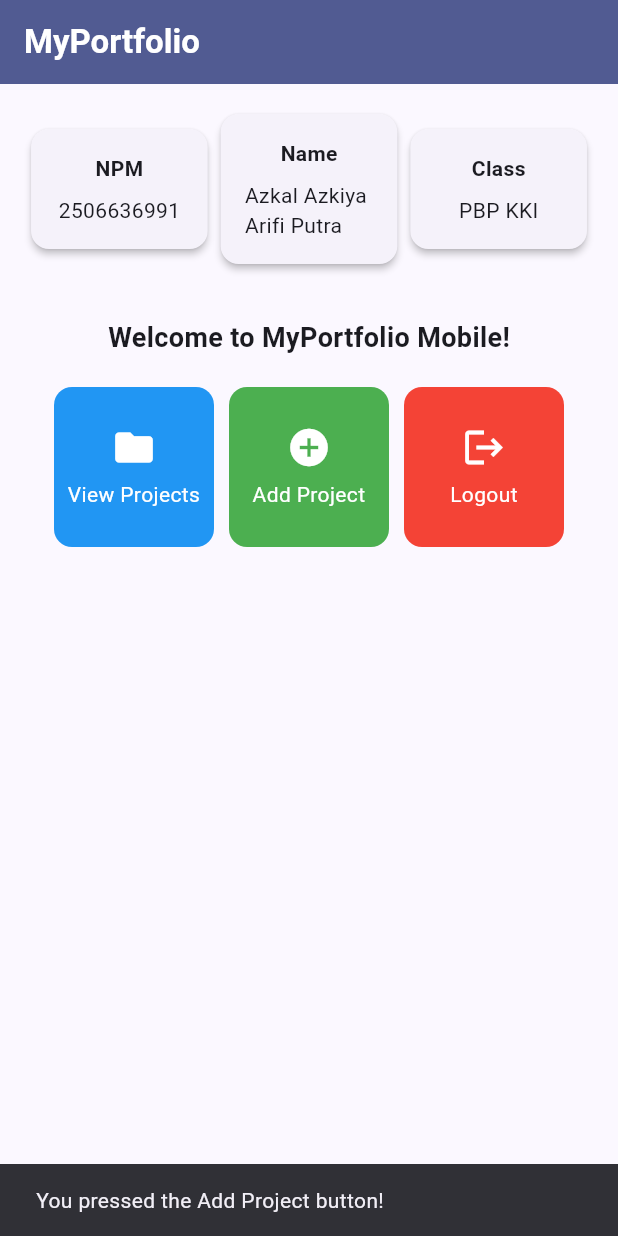
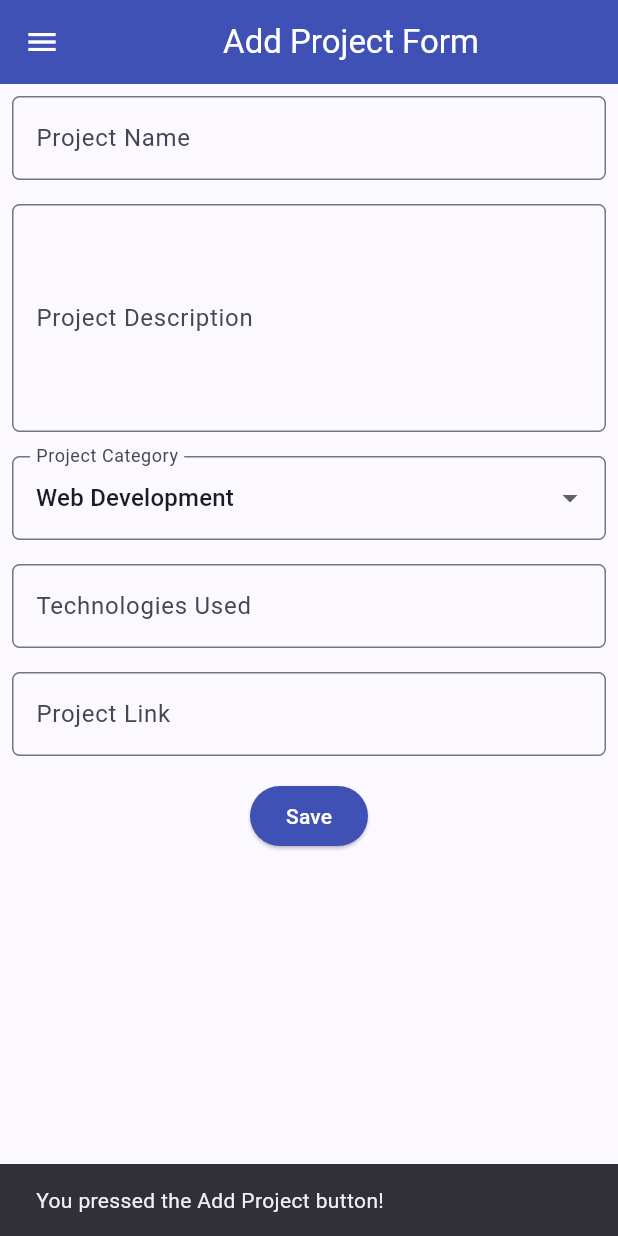
Before and after one commit to AzkalAP/myportofolio_mobile, a Flutter app: the screen it shows after launch, after a tap on "Add Project", on a phone screen of 412 x 824 dp. Run offline on Flutter 3.47's test engine with Material 3 defaults, Android fonts, the phone set to English and light mode, and no system bars; our stand-ins replace material_ui.

Commit message:
feat: add tutorial 09

```diff
--- a/lib/main.dart
+++ b/lib/main.dart
@@ -1,5 +1,5 @@
-import 'package:flutter/material.dart';
-import 'package:myportofolio_mobile/menu.dart';
+import 'package:material_ui/material_ui.dart';
+import 'package:myportofolio_mobile/screens/menu.dart';
 
 void main() {
   runApp(const MyApp());
--- a/lib/menu.dart
+++ b/lib/screens/menu.dart
@@ -1,11 +1,13 @@
-import 'package:flutter/material.dart';
+import 'package:material_ui/material_ui.dart';
+import 'package:myportofolio_mobile/widgets/left_drawer.dart';
+import 'package:myportofolio_mobile/widgets/project_card.dart';
 
 class MyHomePage extends StatelessWidget {
   MyHomePage({super.key});
 
   final String npm = '2506636991';
   final String nama = 'Azkal Azkiya Arifi Putra';
-  final String kelas = 'PBP KKI';
+  final String kelas = 'PBP KEIKEIAI (KKI)';
 
   final List<ItemHomepage> items = [
     ItemHomepage('View Projects', Icons.folder, Colors.blue),
@@ -22,7 +24,9 @@ class MyHomePage extends StatelessWidget {
           style: TextStyle(color: Colors.white, fontWeight: FontWeight.bold),
         ),
         backgroundColor: Theme.of(context).colorScheme.primary,
+        iconTheme: const IconThemeData(color: Colors.white),
       ),
+      drawer: const LeftDrawer(),
       body: Padding(
         padding: const EdgeInsets.all(16.0),
         child: Column(
@@ -103,43 +107,3 @@ class ItemHomepage {
 
   ItemHomepage(this.name, this.icon, this.color);
 }
-
-class ItemCard extends StatelessWidget {
-  final ItemHomepage item;
-
-  const ItemCard(this.item, {super.key});
-
-  @override
-  Widget build(BuildContext context) {
-    return Material(
-      color: item.color,
-      borderRadius: BorderRadius.circular(12),
-      child: InkWell(
-        onTap: () {
-          ScaffoldMessenger.of(context)
-            ..hideCurrentSnackBar()
-            ..showSnackBar(
-              SnackBar(content: Text('You pressed the ${item.name} button!')),
-            );
-        },
-        child: Container(
-          padding: const EdgeInsets.all(8),
-          child: Center(
-            child: Column(
-              mainAxisAlignment: MainAxisAlignment.center,
-              children: [
-                Icon(item.icon, color: Colors.white, size: 30.0),
-                const Padding(padding: EdgeInsets.all(3)),
-                Text(
-                  item.name,
-                  textAlign: TextAlign.center,
-                  style: const TextStyle(color: Colors.white),
-                ),
-              ],
-            ),
-          ),
-        ),
-      ),
-    );
-  }
-}
--- /dev/null
+++ b/lib/screens/project_form.dart
@@ -0,0 +1,203 @@
+import 'package:material_ui/material_ui.dart';
+import 'package:myportofolio_mobile/widgets/left_drawer.dart';
+
+class ProjectFormPage extends StatefulWidget {
+  const ProjectFormPage({super.key});
+
+  @override
+  State<ProjectFormPage> createState() => _ProjectFormPageState();
+}
+
+class _ProjectFormPageState extends State<ProjectFormPage> {
+  final _formKey = GlobalKey<FormState>();
+
+  String _projectName = '';
+  String _description = '';
+  String _category = 'Web Development';
+  String _technologies = '';
+  String _projectLink = '';
+
+  final List<String> _categories = [
+    'Web Development',
+    'Mobile Development',
+    'Machine Learning',
+    'Data Science',
+    'Other',
+  ];
+
+  @override
+  Widget build(BuildContext context) {
+    return Scaffold(
+      appBar: AppBar(
+        title: const Center(child: Text('Add Project Form')),
+        backgroundColor: Colors.indigo,
+        foregroundColor: Colors.white,
+      ),
+      drawer: const LeftDrawer(),
+      body: Form(
+        key: _formKey,
+        child: SingleChildScrollView(
+          child: Column(
+            crossAxisAlignment: CrossAxisAlignment.start,
+            children: [
+              Padding(
+                padding: const EdgeInsets.all(8.0),
+                child: TextFormField(
+                  decoration: InputDecoration(
+                    hintText: 'Project Name',
+                    labelText: 'Project Name',
+                    border: OutlineInputBorder(
+                      borderRadius: BorderRadius.circular(5.0),
+                    ),
+                  ),
+                  onChanged: (String? value) {
+                    setState(() {
+                      _projectName = value!;
+                    });
+                  },
+                  validator: (String? value) {
+                    if (value == null || value.trim().isEmpty) {
+                      return 'Enter a project name.';
+                    }
+                    return null;
+                  },
+                ),
+              ),
+              Padding(
+                padding: const EdgeInsets.all(8.0),
+                child: TextFormField(
+                  maxLines: 5,
+                  decoration: InputDecoration(
+                    hintText: 'Project Description',
+                    labelText: 'Project Description',
+                    border: OutlineInputBorder(
+                      borderRadius: BorderRadius.circular(5.0),
+                    ),
+                  ),
+                  onChanged: (String? value) {
+                    setState(() {
+                      _description = value!;
+                    });
+                  },
+                  validator: (String? value) {
+                    if (value == null || value.trim().isEmpty) {
+                      return 'Enter a project description.';
+                    }
+                    return null;
+                  },
+                ),
+              ),
+              Padding(
+                padding: const EdgeInsets.all(8.0),
+                child: DropdownButtonFormField<String>(
+                  decoration: InputDecoration(
+                    labelText: 'Project Category',
+                    border: OutlineInputBorder(
+                      borderRadius: BorderRadius.circular(5.0),
+                    ),
+                  ),
+                  initialValue: _category,
+                  items: _categories
+                      .map(
+                        (category) => DropdownMenuItem(
+                          value: category,
+                          child: Text(category),
+                        ),
+                      )
+                      .toList(),
+                  onChanged: (String? newValue) {
+                    setState(() {
+                      _category = newValue!;
+                    });
+                  },
+                ),
+              ),
+              Padding(
+                padding: const EdgeInsets.all(8.0),
+                child: TextFormField(
+                  decoration: InputDecoration(
+                    hintText: 'Example: Flutter, Django, Figma',
+                    labelText: 'Technologies Used',
+                    border: OutlineInputBorder(
+                      borderRadius: BorderRadius.circular(5.0),
+                    ),
+                  ),
+                  onChanged: (String? value) {
+                    setState(() {
+                      _technologies = value!;
+                    });
+                  },
+                ),
+              ),
+              Padding(
+                padding: const EdgeInsets.all(8.0),
+                child: TextFormField(
+                  decoration: InputDecoration(
+                    hintText: 'Project URL (optional)',
+                    labelText: 'Project Link',
+                    border: OutlineInputBorder(
+                      borderRadius: BorderRadius.circular(5.0),
+                    ),
+                  ),
+                  onChanged: (String? value) {
+                    setState(() {
+                      _projectLink = value!;
+                    });
+                  },
+                ),
+              ),
+              Align(
+                alignment: Alignment.bottomCenter,
+                child: Padding(
+                  padding: const EdgeInsets.all(8.0),
+                  child: ElevatedButton(
+                    style: ButtonStyle(
+                      backgroundColor: WidgetStateProperty.all(Colors.indigo),
+                    ),
+                    onPressed: () {
+                      if (_formKey.currentState!.validate()) {
+                        showDialog(
+                          context: context,
+                          builder: (context) {
+                            return AlertDialog(
+                              title: const Text('Project added successfully!'),
+                              content: SingleChildScrollView(
+                                child: Column(
+                                  crossAxisAlignment: CrossAxisAlignment.start,
+                                  children: [
+                                    Text('Project Name: $_projectName'),
+                                    Text('Description: $_description'),
+                                    Text('Category: $_category'),
+                                    Text('Technologies: $_technologies'),
+                                    Text('Link: $_projectLink'),
+                                  ],
+                                ),
+                              ),
+                              actions: [
+                                TextButton(
+                                  child: const Text('OK'),
+                                  onPressed: () {
+                                    Navigator.pop(context);
+                                    _formKey.currentState!.reset();
+                                  },
+                                ),
+                              ],
+                            );
+                          },
+                        );
+                      }
+                    },
+                    child: const Text(
+                      'Save',
+                      style: TextStyle(color: Colors.white),
+                    ),
+                  ),
+                ),
+              ),
+            ],
+          ),
+        ),
+      ),
+    );
+  }
+}
--- /dev/null
+++ b/lib/widgets/left_drawer.dart
@@ -0,0 +1,63 @@
+import 'package:material_ui/material_ui.dart';
+import 'package:myportofolio_mobile/screens/menu.dart';
+import 'package:myportofolio_mobile/screens/project_form.dart';
+
+class LeftDrawer extends StatelessWidget {
+  const LeftDrawer({super.key});
+
+  @override
+  Widget build(BuildContext context) {
+    return Drawer(
+      child: ListView(
+        children: [
+          const DrawerHeader(
+            decoration: BoxDecoration(color: Colors.indigo),
+            child: SingleChildScrollView(
+              child: Column(
+                mainAxisSize: MainAxisSize.min,
+                crossAxisAlignment: CrossAxisAlignment.start,
+                children: [
+                  Text(
+                    'My Portfolio',
+                    style: TextStyle(
+                      fontSize: 30,
+                      fontWeight: FontWeight.bold,
+                      color: Colors.white,
+                    ),
+                  ),
+                  SizedBox(height: 10),
+                  Text(
+                    'Explore personal projects and experiences!',
+                    style: TextStyle(fontSize: 15, color: Colors.white),
+                  ),
+                ],
+              ),
+            ),
+          ),
+          ListTile(
+            leading: const Icon(Icons.home_outlined),
+            title: const Text('Home'),
+            onTap: () {
+              Navigator.pushReplacement(
+                context,
+                MaterialPageRoute(builder: (context) => MyHomePage()),
+              );
+            },
+          ),
+          ListTile(
+            leading: const Icon(Icons.add_circle_outline),
+            title: const Text('Add Project'),
+            onTap: () {
+              Navigator.push(
+                context,
+                MaterialPageRoute(
+                  builder: (context) => const ProjectFormPage(),
+                ),
+              );
+            },
+          ),
+        ],
+      ),
+    );
+  }
+}
--- /dev/null
+++ b/lib/widgets/project_card.dart
@@ -0,0 +1,50 @@
+import 'package:material_ui/material_ui.dart';
+import 'package:myportofolio_mobile/screens/menu.dart';
+import 'package:myportofolio_mobile/screens/project_form.dart';
+
+class ItemCard extends StatelessWidget {
+  final ItemHomepage item;
+
+  const ItemCard(this.item, {super.key});
+
+  @override
+  Widget build(BuildContext context) {
+    return Material(
+      color: item.color,
+      borderRadius: BorderRadius.circular(12),
+      child: InkWell(
+        onTap: () {
+          ScaffoldMessenger.of(context)
+            ..hideCurrentSnackBar()
+            ..showSnackBar(
+              SnackBar(content: Text('You pressed the ${item.name} button!')),
+            );
+
+          if (item.name == 'Add Project') {
+            Navigator.push(
+              context,
+              MaterialPageRoute(builder: (context) => const ProjectFormPage()),
+            );
+          }
+        },
+        child: Container(
+          padding: const EdgeInsets.all(8),
+          child: Center(
+            child: Column(
+              mainAxisAlignment: MainAxisAlignment.center,
+              children: [
+                Icon(item.icon, color: Colors.white, size: 30.0),
+                const Padding(padding: EdgeInsets.all(3)),
+                Text(
+                  item.name,
+                  textAlign: TextAlign.center,
+                  style: const TextStyle(color: Colors.white),
+                ),
+              ],
+            ),
+          ),
+        ),
+      ),
+    );
+  }
+}
--- a/pubspec.yaml
+++ b/pubspec.yaml
@@ -34,6 +34,7 @@ dependencies:
   # The following adds the Cupertino Icons font to your application.
   # Use with the CupertinoIcons class for iOS style icons.
   cupertino_icons: ^1.0.8
+  material_ui: ^1.11.1
 
 dev_dependencies:
   flutter_test:
```
Also changed, not shown: pubspec.lock, 1 other file.
